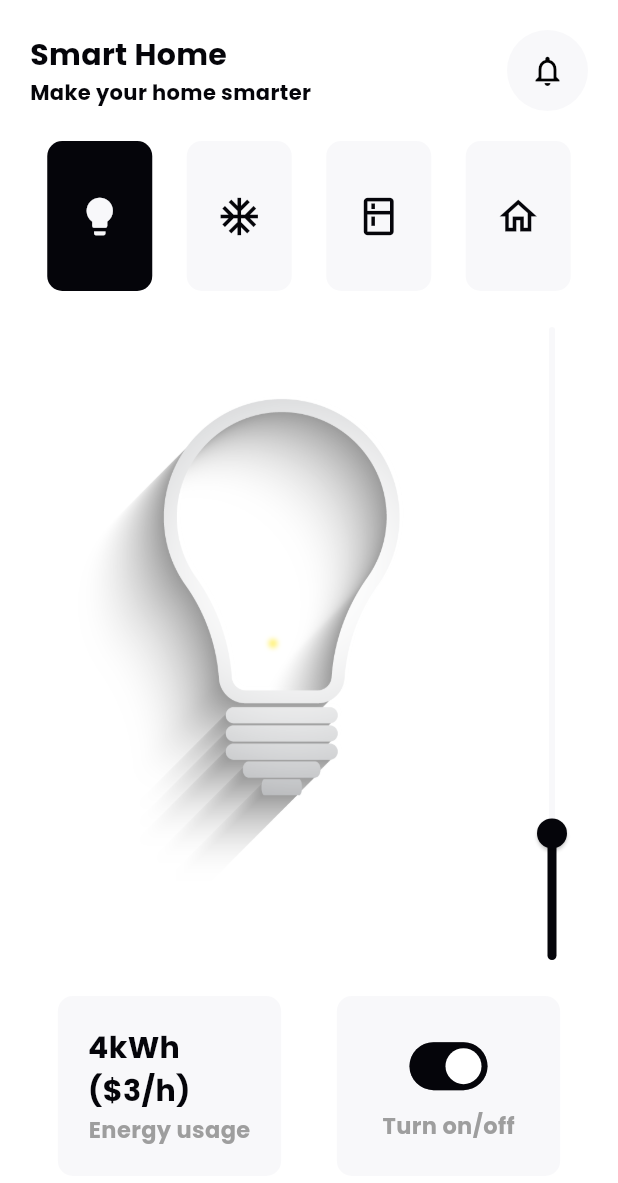
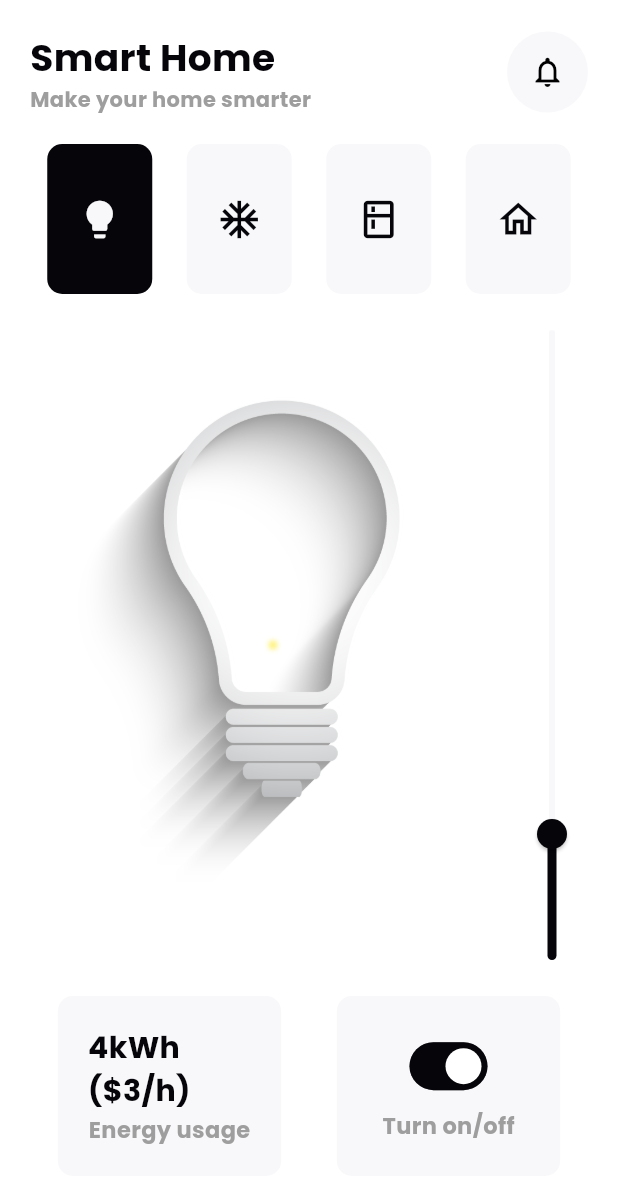
Before and after one commit to luckycreationsindia/smart_home, a Flutter app: the screen it shows after launch, on a phone screen of 412 x 824 dp. Shown: the top 1183 px of the screen. Run offline on Flutter 3.47's test engine with Material 2 defaults, Android fonts, the phone set to English and light mode, and no system bars; our stand-ins replace go_router, google_fonts; generated files the repository leaves out were written again.

Commit message:
*UI Changes for title

```diff
--- a/lib/src/ui/main_wrapper.dart
+++ b/lib/src/ui/main_wrapper.dart
@@ -36,7 +36,7 @@ class _MainWrapperState extends State<MainWrapper> {
                         Text(
                           context.l10n.appTitle,
                           style: const TextStyle(
-                            fontSize: 20,
+                            fontSize: 25,
                             fontWeight: FontWeight.bold,
                           ),
                         ),
@@ -45,6 +45,7 @@ class _MainWrapperState extends State<MainWrapper> {
                           style: const TextStyle(
                             fontSize: 14,
                             fontWeight: FontWeight.bold,
+                            color: Colors.grey
                           ),
                         ),
                       ],
```
